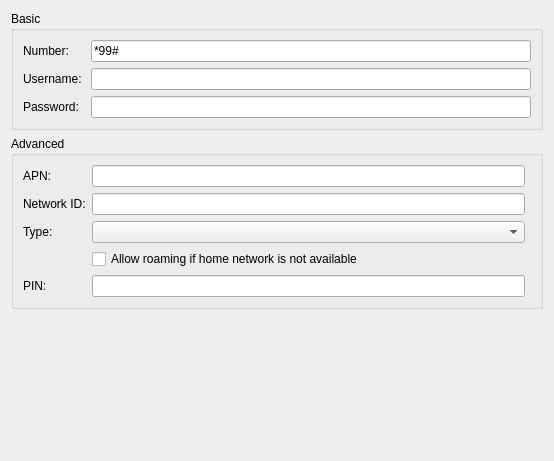
Above: libs/editor/settings/ui/gsm.ui from KDE/plasma-nm before the change. Below: the same form after it.
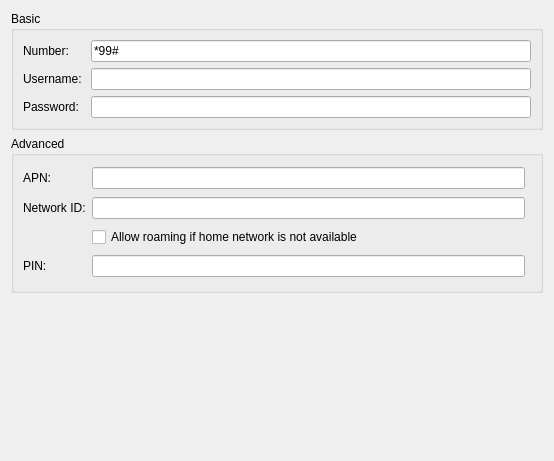
That is the form after the change. Custom widgets are drawn as their Qt base class.

Commit message:
Remove option to set network type in gsm configuration
This has been deprecated since NM 0.9.10.

BUG:379400

Diff of the .ui file:
```diff
--- a/libs/editor/settings/ui/gsm.ui
+++ b/libs/editor/settings/ui/gsm.ui
@@ -87,7 +87,7 @@
       <bool>false</bool>
      </property>
      <layout class="QGridLayout" name="gridLayout_2">
-      <item row="3" column="1" colspan="2">
+      <item row="2" column="1" colspan="2">
        <widget class="QCheckBox" name="roaming">
         <property name="text">
          <string>Allow roaming if home network is not available</string>
@@ -124,17 +124,7 @@
         </property>
        </widget>
       </item>
-      <item row="2" column="0">
-       <widget class="QLabel" name="label_6">
-        <property name="text">
-         <string>Type:</string>
-        </property>
-        <property name="buddy">
-         <cstring>type</cstring>
-        </property>
-       </widget>
-      </item>
-      <item row="4" column="0">
+      <item row="3" column="0">
        <widget class="QLabel" name="label_7">
         <property name="text">
          <string>PIN:</string>
@@ -147,17 +137,7 @@
       <item row="1" column="1">
        <widget class="KLineEdit" name="networkId"/>
       </item>
-      <item row="2" column="1">
-       <widget class="KComboBox" name="type">
-        <property name="sizePolicy">
-         <sizepolicy hsizetype="MinimumExpanding" vsizetype="Fixed">
-          <horstretch>0</horstretch>
-          <verstretch>0</verstretch>
-         </sizepolicy>
-        </property>
-       </widget>
-      </item>
-      <item row="4" column="1">
+      <item row="3" column="1">
        <layout class="QHBoxLayout" name="horizontalLayout_3">
         <item>
          <widget class="PasswordField" name="pin">
@@ -192,11 +172,6 @@
    <extends>QLineEdit</extends>
    <header>klineedit.h</header>
   </customwidget>
-  <customwidget>
-   <class>KComboBox</class>
-   <extends>QComboBox</extends>
-   <header>kcombobox.h</header>
-  </customwidget>
   <customwidget>
    <class>PasswordField</class>
    <extends>QLineEdit</extends>
```
Left out of the diff: 1 changed line with no effect on the pictures. The commit also changes 1 other file.
